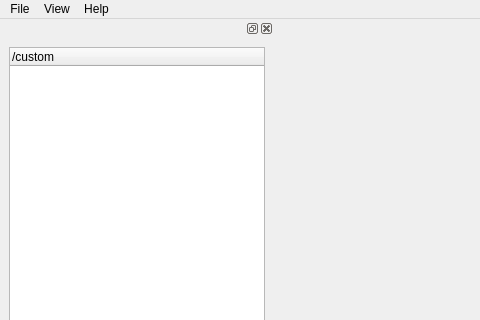
Old version of the form nicostools/setupfiletool/ui/mainwindow.ui in the repository mlz-ictrl/nicos; both pictures show x 0 to 480 and y 0 to 320 of the 834 by 662 pixel window.
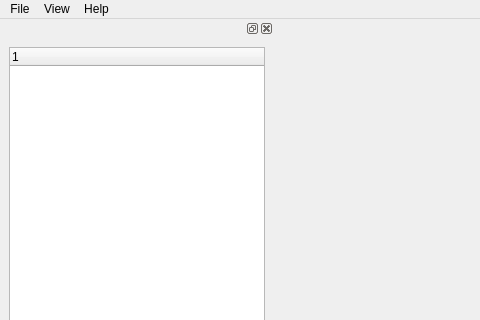
New version of the form. Custom widgets are drawn as their Qt base class.

Commit message: SetupEditor: add facility into the header of the tree

```diff
--- a/nicostools/setupfiletool/ui/mainwindow.ui
+++ b/nicostools/setupfiletool/ui/mainwindow.ui
@@ -40,11 +40,6 @@
        <property name="expandsOnDoubleClick">
         <bool>false</bool>
        </property>
-       <column>
-        <property name="text">
-         <string>/custom</string>
-        </property>
-       </column>
       </widget>
      </item>
     </layout>
```
The commit also changes 2 other files.
